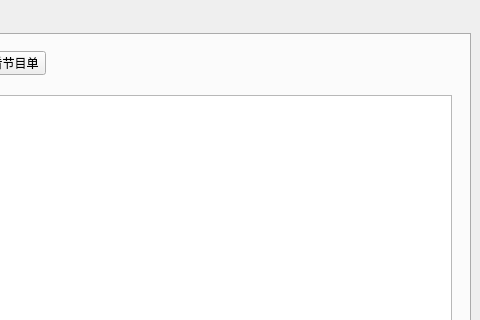
Old version of the form ui_sprawl.ui in the repository xuyuliang/sprawl; both pictures show x 320 to 800 and y 0 to 320 of the 800 by 886 pixel window.
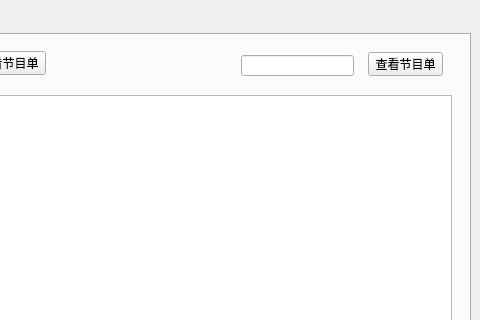
New version of the form.

What changed in the file:
```diff
--- a/ui_sprawl.ui
+++ b/ui_sprawl.ui
@@ -354,6 +354,29 @@
          <string>查看节目单</string>
         </property>
        </widget>
+       <widget class="QPushButton" name="pushButtonSearchCalendar">
+        <property name="geometry">
+         <rect>
+          <x>677</x>
+          <y>17</y>
+          <width>75</width>
+          <height>24</height>
+         </rect>
+        </property>
+        <property name="text">
+         <string>查看节目单</string>
+        </property>
+       </widget>
+       <widget class="QLineEdit" name="edtSearchCalendar">
+        <property name="geometry">
+         <rect>
+          <x>550</x>
+          <y>20</y>
+          <width>113</width>
+          <height>21</height>
+         </rect>
+        </property>
+       </widget>
       </widget>
      </widget>
     </item>
```
